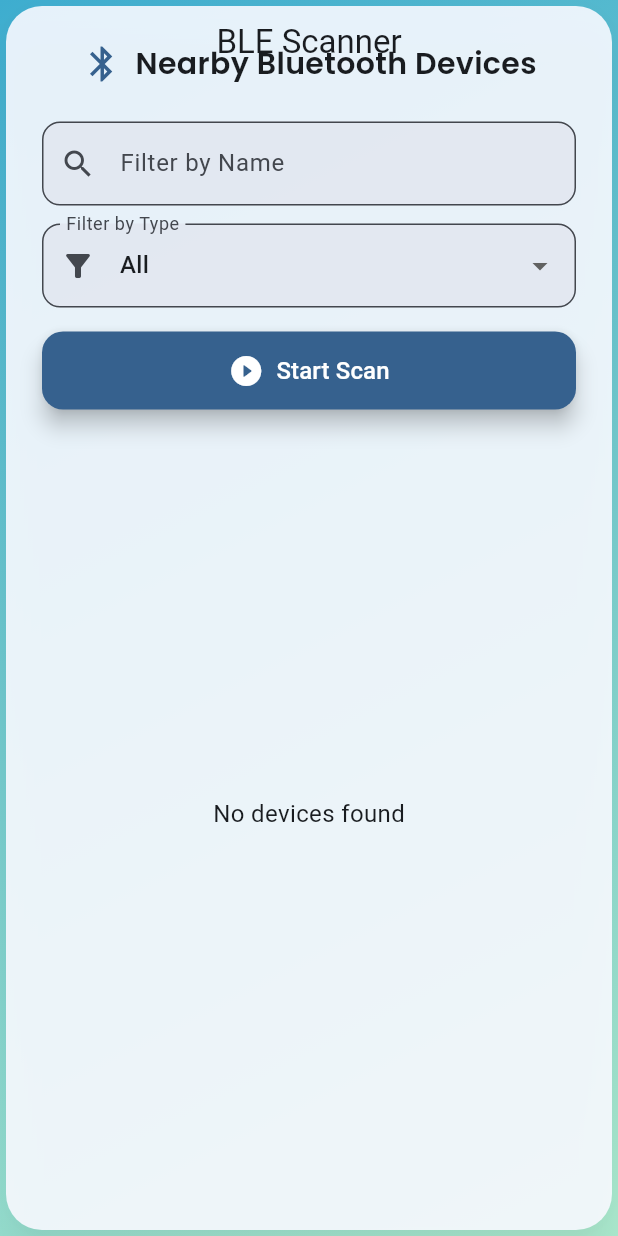
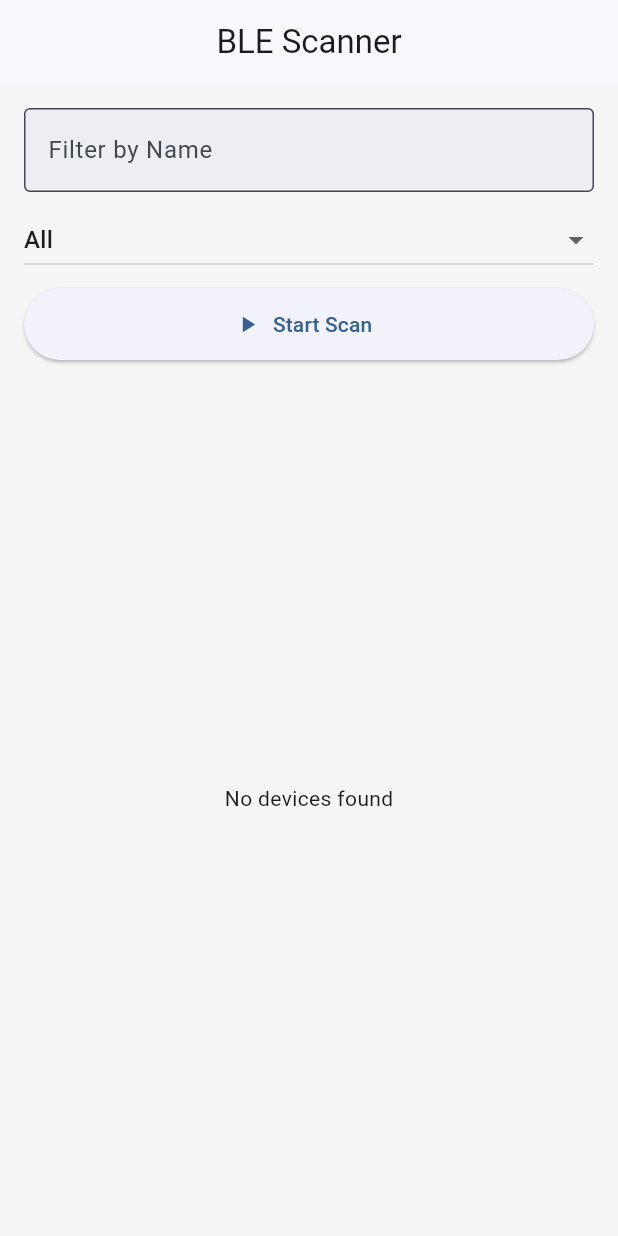
Before and after one commit to graham218/embed_labs, a Flutter app: the screen it shows after launch, on a phone screen of 412 x 824 dp. Run offline on Flutter 3.47's test engine with Material 3 defaults, Android fonts, the light colour scheme and no system bars; our stand-ins replace device_info_plus, fl_chart, flutter_blue_plus, flutter_riverpod, permission_handler.

Commit message:
Updating ble scan screen

```diff
--- a/ble_smart_device_scanner/lib/screens/ble_scan_screen.dart
+++ b/ble_smart_device_scanner/lib/screens/ble_scan_screen.dart
@@ -1,7 +1,5 @@
 import 'package:flutter/material.dart';
 import 'package:flutter_riverpod/flutter_riverpod.dart';
-import 'package:google_fonts/google_fonts.dart';
-import 'package:animate_do/animate_do.dart';
 import '../providers/scan_provider.dart';
 import '../widgets/device_list_item.dart';
 
@@ -14,196 +12,78 @@ class BleScanScreen extends ConsumerWidget {
     final scanNotifier = ref.read(scanProvider.notifier);
     final filteredDevices = scanNotifier.getFilteredDevices();
 
-    final isWide = MediaQuery.of(context).size.width > 600;
-    final theme = Theme.of(context);
-
     return Scaffold(
-      extendBodyBehindAppBar: true,
       appBar: AppBar(
         title: const Text('BLE Scanner'),
         centerTitle: true,
-        backgroundColor: Colors.transparent,
-        elevation: 0,
       ),
-      body: Container(
-        width: double.infinity,
-        height: double.infinity,
-        decoration: const BoxDecoration(
-          gradient: LinearGradient(
-            colors: [
-              Color(0xFF3EADCF),
-              Color(0xFFABE9CD),
-            ],
-            begin: Alignment.topLeft,
-            end: Alignment.bottomRight,
-          ),
-        ),
-        child: Center(
-          child: FadeInUp(
-            duration: const Duration(milliseconds: 600),
-            child: ConstrainedBox(
-              constraints: BoxConstraints(
-                maxWidth: isWide ? 600 : double.infinity,
-              ),
-              child: Card(
-                elevation: 10,
-                color: theme.colorScheme.surface.withOpacity(0.9),
-                shadowColor: Colors.black26,
-                shape: RoundedRectangleBorder(
-                  borderRadius: BorderRadius.circular(24),
-                ),
-                child: Padding(
-                  padding: const EdgeInsets.all(24.0),
+      body: Padding(
+        padding: const EdgeInsets.all(16.0),
         child: LayoutBuilder(
           builder: (context, constraints) {
             return Column(
-                        crossAxisAlignment: CrossAxisAlignment.stretch,
+              crossAxisAlignment: CrossAxisAlignment.start,
               children: [
-                          // Title with icon
-                          Row(
-                            mainAxisAlignment: MainAxisAlignment.center,
-                            children: [
-                              Icon(Icons.bluetooth, color: theme.primaryColor, size: 28),
-                              const SizedBox(width: 8),
-                              Text(
-                                'Nearby Bluetooth Devices',
-                                style: GoogleFonts.poppins(
-                                  fontSize: 20,
-                                  fontWeight: FontWeight.w600,
-                                ),
-                              ),
-                            ],
-                          ),
-                          const SizedBox(height: 24),
-
-                          // Filter input
-                          ZoomIn(
-                            child: TextField(
+                TextField(
                   decoration: InputDecoration(
-                                prefixIcon: const Icon(Icons.search),
                     labelText: 'Filter by Name',
-                                border: OutlineInputBorder(
-                                  borderRadius: BorderRadius.circular(12),
-                                ),
+                    border: const OutlineInputBorder(),
                     filled: true,
-                                fillColor: theme.colorScheme.surfaceVariant.withOpacity(0.6),
+                    fillColor: Theme.of(context).colorScheme.surfaceContainer,
                   ),
                   onChanged: scanNotifier.setFilterQuery,
                 ),
+                const SizedBox(height: 8),
+                DropdownButton<String>(
+                  value: scanState.filterType,
+                  isExpanded: true,
+                  items: ['All', 'Audio Devices', 'Smartwatches']
+                      .map((type) => DropdownMenuItem(value: type, child: Text(type)))
+                      .toList(),
+                  onChanged: (value) => scanNotifier.setFilterType(value ?? 'All'),
+                  hint: const Text('Filter by Type'),
                 ),
-                          const SizedBox(height: 12),
-
-                          // Filter dropdown
-                          ZoomIn(
-                            child: DropdownButtonFormField<String>(
-                              value: scanState.filterType,
-                              items: ['All', 'Audio Devices', 'Smartwatches']
-                                  .map((type) => DropdownMenuItem(
-                                  value: type, child: Text(type)))
-                                  .toList(),
-                              onChanged: (value) =>
-                                  scanNotifier.setFilterType(value ?? 'All'),
-                              decoration: InputDecoration(
-                                labelText: 'Filter by Type',
-                                prefixIcon: const Icon(Icons.filter_alt),
-                                border: OutlineInputBorder(
-                                  borderRadius: BorderRadius.circular(12),
-                                ),
-                                filled: true,
-                                fillColor: theme.colorScheme.surfaceVariant.withOpacity(0.6),
+                const SizedBox(height: 8),
+                ElevatedButton.icon(
+                  icon: Icon(scanState.isScanning ? Icons.stop : Icons.play_arrow),
+                  label: Text(scanState.isScanning ? 'Stop Scan' : 'Start Scan'),
+                  onPressed: scanState.isScanning ? scanNotifier.stopScan : scanNotifier.startScan,
+                  style: ElevatedButton.styleFrom(
+                    minimumSize: const Size(double.infinity, 48),
                   ),
                 ),
-                          ),
-                          const SizedBox(height: 16),
-
-                          // Scan button
-                          BounceInDown(
-                            child: ElevatedButton.icon(
-                              icon: Icon(
-                                scanState.isScanning
-                                    ? Icons.stop_circle_rounded
-                                    : Icons.play_circle_fill_rounded,
-                                size: 24,
-                              ),
-                              label: Text(
-                                scanState.isScanning ? 'Stop Scanning' : 'Start Scan',
-                                style: const TextStyle(fontSize: 16),
-                              ),
-                              onPressed: scanState.isScanning
-                                  ? scanNotifier.stopScan
-                                  : scanNotifier.startScan,
-                              style: ElevatedButton.styleFrom(
-                                padding: const EdgeInsets.symmetric(vertical: 14),
-                                shape: RoundedRectangleBorder(
-                                  borderRadius: BorderRadius.circular(14),
-                                ),
-                                backgroundColor: theme.colorScheme.primary,
-                                foregroundColor: Colors.white,
-                                elevation: 6,
-                              ),
-                            ),
-                          ),
-
                 if (scanState.error != null)
                   Padding(
                     padding: const EdgeInsets.only(top: 8),
                     child: Text(
                       scanState.error!,
-                                style: TextStyle(
-                                  color: theme.colorScheme.error,
-                                  fontWeight: FontWeight.w500,
-                                ),
+                      style: TextStyle(color: Theme.of(context).colorScheme.error),
                     ),
                   ),
                 const SizedBox(height: 16),
-
-                          // Device list
                 Expanded(
-                            child: AnimatedSwitcher(
-                              duration: const Duration(milliseconds: 400),
                   child: scanState.isScanning
-                                  ? const Center(
-                                child: CircularProgressIndicator(),
-                              )
+                      ? const Center(child: CircularProgressIndicator())
                       : filteredDevices.isEmpty
-                                  ? FadeIn(
-                                child: const Center(
-                                  child: Text(
-                                    'No devices found',
-                                    style: TextStyle(fontSize: 16),
-                                  ),
-                                ),
-                              )
+                      ? const Center(child: Text('No devices found'))
                       : constraints.maxWidth > 600
                       ? GridView.builder(
-                                gridDelegate:
-                                const SliverGridDelegateWithMaxCrossAxisExtent(
+                    gridDelegate: const SliverGridDelegateWithMaxCrossAxisExtent(
                       maxCrossAxisExtent: 300,
                       childAspectRatio: 2,
-                                  crossAxisSpacing: 12,
-                                  mainAxisSpacing: 12,
+                      crossAxisSpacing: 8,
+                      mainAxisSpacing: 8,
                     ),
                     itemCount: filteredDevices.length,
                     itemBuilder: (context, index) {
-                                  return FadeInUp(
-                                    delay: Duration(milliseconds: 50 * index),
-                                    child: DeviceListItem(
-                                      device: filteredDevices[index],
-                                    ),
-                                  );
+                      return DeviceListItem(device: filteredDevices[index]);
                     },
                   )
                       : ListView.builder(
                     itemCount: filteredDevices.length,
                     itemBuilder: (context, index) {
-                                  return FadeInLeft(
-                                    delay: Duration(milliseconds: 40 * index),
-                                    child: DeviceListItem(
-                                      device: filteredDevices[index],
-                                    ),
-                                  );
+                      return DeviceListItem(device: filteredDevices[index]);
                     },
-                              ),
                   ),
                 ),
               ],
@@ -211,11 +91,6 @@ class BleScanScreen extends ConsumerWidget {
           },
         ),
       ),
-              ),
-            ),
-          ),
-        ),
-      ),
     );
   }
 }
```
Lines whose indentation alone changed are shown as unchanged.
